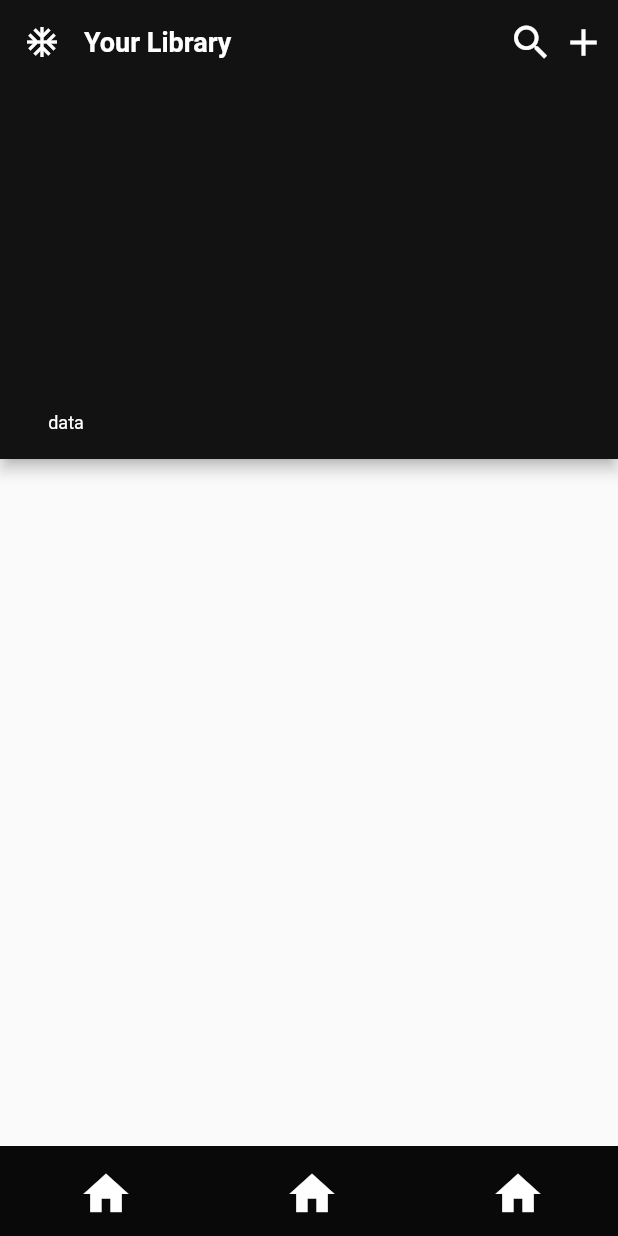
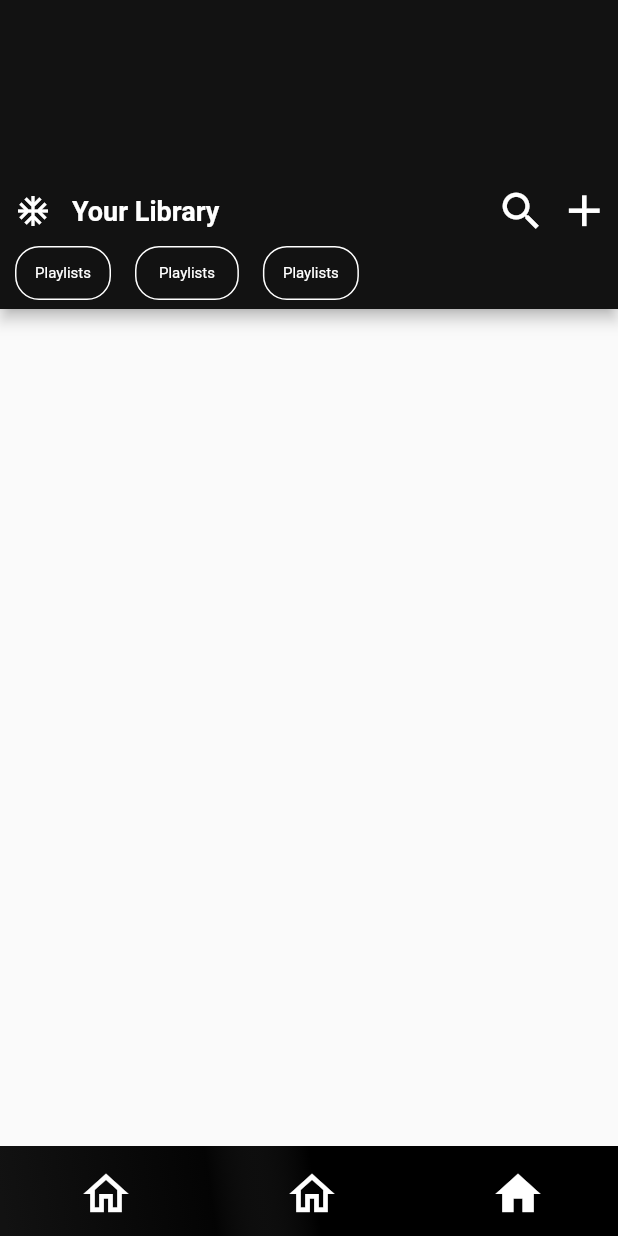
Before and after one commit to Drako-Rexon/Spotify_clone, a Flutter app: the screen it shows after launch, on a phone screen of 412 x 824 dp. Run offline on Flutter 3.47's test engine with Material 2 defaults, Android fonts, the phone set to English and light mode, and no system bars; our stand-ins replace flutter_vector_icons, get, page_transition, unicons.

Commit message:
Library started

```diff
--- a/lib/library_page/library.dart
+++ b/lib/library_page/library.dart
@@ -14,45 +14,122 @@ class LibraryPage extends StatelessWidget {
         shadowColor: Colors.black,
         elevation: 4,
         titleSpacing: 0,
-        leading: Icon(Icons.ac_unit_sharp),
-        title: RegularText(
+        bottom: PreferredSize(
+          preferredSize: Size.fromHeight(150),
+          child: Column(
+            children: [
+              Row(
+                mainAxisAlignment: MainAxisAlignment.spaceBetween,
+                children: [
+                  Row(
+                    children: [
+                      Padding(
+                        padding: const EdgeInsets.only(left: 10, right: 6),
+                        child: Icon(
+                          Icons.ac_unit_sharp,
+                          color: AppColor.spotifyWhite,
+                        ),
+                      ),
+                      Padding(
+                        padding: const EdgeInsets.only(left: 8),
+                        child: RegularText(
                           text: "Your Library",
                           textSize: 18,
                           isBold: true,
                         ),
-        actions: [
-          Padding(
-            padding: const EdgeInsets.all(8.0),
-            child: Row(
+                      ),
+                    ],
+                  ),
+                  Row(
                     children: [
                       Icon(
                         Icons.search,
-                  size: 30,
+                        size: 33,
+                        color: AppColor.spotifyWhite,
+                      ),
+                      SizedBox(width: 8),
+                      Icon(
+                        Icons.add,
+                        size: 35,
+                        color: AppColor.spotifyWhite,
                       ),
                       SizedBox(width: 5),
-                Icon(
-                  Icons.add,
-                  size: 30,
+                    ],
                   ),
                 ],
               ),
+              Row(
+                children: [
+                  SizedBox(width: 10),
+                  TextButton(
+                    style: ButtonStyle(
+                      padding: MaterialStateProperty.all(
+                        const EdgeInsets.only(left: 8, right: 8),
                       ),
-        ],
-        bottom: PreferredSize(
-          child: Flex(
-            direction: Axis.horizontal,
-            children: [
-              Column(
-                children: [
-                  FlatButton(
+                      shape: MaterialStateProperty.all(
+                        RoundedRectangleBorder(
+                          borderRadius: BorderRadius.circular(16),
+                        ),
+                      ),
+                      side: MaterialStateProperty.all(
+                        BorderSide(color: AppColor.spotifyWhite),
+                      ),
+                    ),
                     onPressed: () {},
-                    child: RegularText(text: "data"),
+                    child: RegularText(
+                      text: "Playlists",
+                      textSize: 10,
+                    ),
+                  ),
+                  SizedBox(width: 16),
+                  TextButton(
+                    style: ButtonStyle(
+                      padding: MaterialStateProperty.all(
+                        const EdgeInsets.only(left: 8, right: 8),
+                      ),
+                      shape: MaterialStateProperty.all(
+                        RoundedRectangleBorder(
+                          borderRadius: BorderRadius.circular(16),
+                        ),
+                      ),
+                      side: MaterialStateProperty.all(
+                        BorderSide(color: AppColor.spotifyWhite),
+                      ),
+                    ),
+                    onPressed: () {},
+                    child: Padding(
+                      padding: const EdgeInsets.only(left: 8, right: 8),
+                      child: RegularText(
+                        text: "Playlists",
+                        textSize: 10,
+                      ),
+                    ),
+                  ),
+                  SizedBox(width: 16),
+                  TextButton(
+                    style: ButtonStyle(
+                      padding: MaterialStateProperty.all(
+                        const EdgeInsets.only(left: 8, right: 8),
+                      ),
+                      shape: MaterialStateProperty.all(
+                        RoundedRectangleBorder(
+                          borderRadius: BorderRadius.circular(16),
+                        ),
+                      ),
+                      side: MaterialStateProperty.all(
+                        BorderSide(color: AppColor.spotifyWhite),
+                      ),
+                    ),
+                    onPressed: () {},
+                    child: RegularText(
+                      text: "Playlists",
+                      textSize: 10,
+                    ),
                   ),
                 ],
               ),
             ],
           ),
-          preferredSize: Size.fromHeight(250),
         ),
       ),
     );
--- a/lib/main.dart
+++ b/lib/main.dart
@@ -1,11 +1,14 @@
 import 'package:flutter/material.dart';
+import 'package:flutter/services.dart';
 import 'package:get/get.dart';
 import 'package:spotify_clone/redirecting_page/redirecting.dart';
 
 void main() {
-  // SystemChrome.setSystemUIOverlayStyle(SystemUiOverlayStyle(
-  //   statusBarBrightness: Brightness.light,
-  // ));
+  // ? This is for the chaging theme of status bar while app is running
+  SystemChrome.setSystemUIOverlayStyle(SystemUiOverlayStyle(
+    statusBarColor: Colors.transparent,
+    statusBarIconBrightness: Brightness.light,
+  ));
   runApp(const MyApp());
 }
 
--- a/lib/redirecting_page/components/redirecting_index.dart
+++ b/lib/redirecting_page/components/redirecting_index.dart
@@ -1,37 +1,37 @@
-import 'package:flutter/material.dart';
-import 'package:spotify_clone/homepage/homepage.dart';
+// import 'package:flutter/material.dart';
+// import 'package:spotify_clone/homepage/homepage.dart';
 
-class RedirectingIndexStack extends StatelessWidget {
-  const RedirectingIndexStack({
-    Key? key,
-    required this.activeTab,
-  }) : super(key: key);
+// class RedirectingIndexStack extends StatelessWidget {
+//   const RedirectingIndexStack({
+//     Key? key,
+//     required this.activeTab,
+//   }) : super(key: key);
 
-  final int activeTab;
+//   final int activeTab;
 
-  @override
-  Widget build(BuildContext context) {
-    return IndexedStack(
-      index: activeTab,
-      children: const [
-        HomePage(),
-        Center(
-          child: Text(
-            'Search',
-            style: TextStyle(
-              color: Colors.white,
-            ),
-          ),
-        ),
-        Center(
-          child: Text(
-            'Library',
-            style: TextStyle(
-              color: Colors.white,
-            ),
-          ),
-        ),
-      ],
-    );
-  }
-}
+//   @override
+//   Widget build(BuildContext context) {
+//     return IndexedStack(
+//       index: activeTab,
+//       children: const [
+//         HomePage(),
+//         Center(
+//           child: Text(
+//             'Search',
+//             style: TextStyle(
+//               color: Colors.white,
+//             ),
+//           ),
+//         ),
+//         Center(
+//           child: Text(
+//             'Library',
+//             style: TextStyle(
+//               color: Colors.white,
+//             ),
+//           ),
+//         ),
+//       ],
+//     );
+//   }
+// }
--- a/lib/redirecting_page/redirecting.dart
+++ b/lib/redirecting_page/redirecting.dart
@@ -1,5 +1,6 @@
 import 'package:flutter/material.dart';
 import 'package:spotify_clone/components/colors.dart';
+import 'package:spotify_clone/components/res_size.dart';
 import 'package:spotify_clone/homepage/homepage.dart';
 import 'package:spotify_clone/Search/search.dart';
 import 'package:spotify_clone/library_page/library.dart';
@@ -14,20 +15,14 @@ class Home extends StatefulWidget {
 class _HomeState extends State<Home> {
   int activeTab = 2;
   List navIconOn = [
-    // NavIcons.state_on_2,
-    // NavIcons.state_on_1,
-    // NavIcons.state_on
     Icons.home,
     Icons.home,
     Icons.home,
   ];
   List navIconOff = [
-    // NavIcons.state_off_2,
-    // NavIcons.state_off_1,
-    // NavIcons.state_off
-    Icons.home,
-    Icons.home,
-    Icons.home,
+    Icons.home_outlined,
+    Icons.home_outlined,
+    Icons.home_outlined,
   ];
 
   @override
@@ -46,15 +41,6 @@ class _HomeState extends State<Home> {
         HomePage(),
         SearchPage(),
         LibraryPage(),
-        // AlbumPage(),
-        // Center(
-        //   child: Text(
-        //     'Library',
-        //     style: TextStyle(
-        //       color: Colors.white,
-        //     ),
-        //   ),
-        // ),
       ],
     );
   }
@@ -63,16 +49,25 @@ class _HomeState extends State<Home> {
     return Container(
       height: 60,
       decoration: BoxDecoration(
-        color: AppColor.spotifyBlack.withOpacity(0.5),
+        gradient: LinearGradient(
+          colors: [
+            AppColor.spotifyBlack,
+            AppColor.spotifyBlack.withOpacity(0.6),
+            AppColor.spotifyBlack.withOpacity(0.2),
+            Color.fromARGB(0, 255, 255, 255),
+          ],
+          begin: Alignment.centerLeft,
+          end: Alignment.topCenter,
+        ),
       ),
-      width: MediaQuery.of(context).size.width,
+      width: ResSize.screenWidth,
       child: Row(
         crossAxisAlignment: CrossAxisAlignment.center,
         mainAxisAlignment: MainAxisAlignment.spaceAround,
         children: List.generate(navIconOn.length, (index) {
           return IconButton(
             icon: Icon(
-              activeTab == index ? navIconOff[index] : navIconOn[index],
+              activeTab == index ? navIconOn[index] : navIconOff[index],
               color: AppColor.spotifyWhite,
               size: 36,
             ),
```
Also changed, not shown: pubspec.lock, 1 other file. Lines whose indentation alone changed are shown as unchanged.
